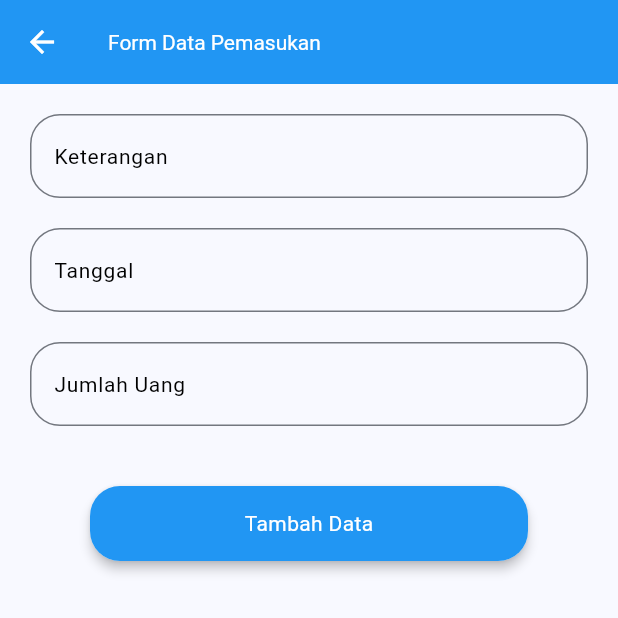
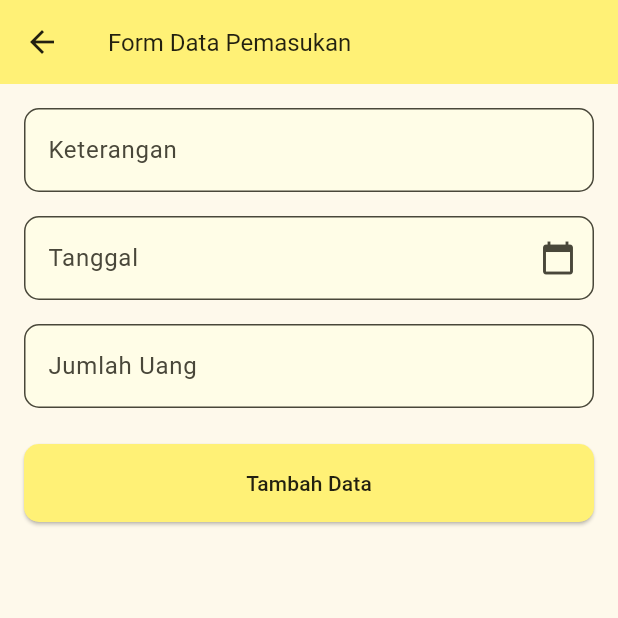
Before and after one commit to AGUN1505/apk-catatan, a Flutter app: the PageInputPemasukan screen opened directly, on a phone screen of 412 x 824 dp, the top half of it. Run offline on Flutter 3.47's test engine with Material 3 defaults, Android fonts, the phone set to English and light mode, and no system bars; our stand-ins replace sqflite; accounts and stored records are empty.

Commit message:
version 1.0

```diff
--- a/lib/model/model_database.dart
+++ b/lib/model/model_database.dart
@@ -1,11 +1,14 @@
+// Kelas ModelCatatan digunakan untuk merepresentasikan data catatan
 class ModelCatatan {
-  int? id;
-  String? title;
-  String? content;
-  String? date;
+  int? id; // ID unik catatan
+  String? title; // Judul catatan
+  String? content; // Isi catatan
+  String? date; // Tanggal catatan
 
+  // Konstruktor untuk membuat objek ModelCatatan
   ModelCatatan({this.id, this.title, this.content, this.date});
 
+  // Metode untuk mengubah objek ModelCatatan menjadi Map
   Map<String, dynamic> toMap() {
     var map = Map<String, dynamic>();
     if (id != null) {
@@ -18,6 +21,7 @@ class ModelCatatan {
     return map;
   }
 
+  // Konstruktor named untuk membuat objek ModelCatatan dari Map
   ModelCatatan.fromMap(Map<String, dynamic> map) {
     this.id = map['id'];
     this.title = map['title'];
@@ -26,13 +30,15 @@ class ModelCatatan {
   }
 }
 
+// Kelas ModelDatabase digunakan untuk merepresentasikan data transaksi keuangan
 class ModelDatabase {
-  int? id;
-  String? tipe;
-  String? keterangan;
-  String? jml_uang;
-  String? tanggal;
+  int? id; // ID unik transaksi
+  String? tipe; // Tipe transaksi (pemasukan/pengeluaran)
+  String? keterangan; // Keterangan transaksi
+  String? jml_uang; // Jumlah uang dalam transaksi
+  String? tanggal; // Tanggal transaksi
 
+  // Konstruktor untuk membuat objek ModelDatabase
   ModelDatabase({
     this.id,
     this.tipe,
@@ -41,6 +47,7 @@ class ModelDatabase {
     this.tanggal,
   });
 
+  // Metode untuk mengubah objek ModelDatabase menjadi Map
   Map<String, dynamic> toMap() {
     return {
       'id': id,
@@ -51,6 +58,7 @@ class ModelDatabase {
     };
   }
 
+  // Konstruktor factory untuk membuat objek ModelDatabase dari Map
   factory ModelDatabase.fromMap(Map<String, dynamic> map) {
     return ModelDatabase(
       id: map['id'],
--- a/lib/pemasukan/page_input_pemasukan.dart
+++ b/lib/pemasukan/page_input_pemasukan.dart
@@ -1,26 +1,33 @@
+// Import paket-paket yang diperlukan
 import 'package:flutter/material.dart';
 import 'package:CatatanKu/database/DatabaseHelper.dart';
 import 'package:CatatanKu/model/model_database.dart';
 import 'package:intl/intl.dart';
 
+// Widget StatefulWidget untuk halaman input pemasukan
 class PageInputPemasukan extends StatefulWidget {
   final ModelDatabase? modelDatabase;
 
+  // Constructor dengan parameter opsional modelDatabase
   PageInputPemasukan({this.modelDatabase});
 
   @override
   _PageInputPemasukanState createState() => _PageInputPemasukanState();
 }
 
+// State untuk PageInputPemasukan
 class _PageInputPemasukanState extends State<PageInputPemasukan> {
+  // Inisialisasi DatabaseHelper untuk operasi database
   DatabaseHelper databaseHelper = DatabaseHelper();
 
+  // Controller untuk input teks
   TextEditingController? keterangan;
   TextEditingController? tanggal;
   TextEditingController? jml_uang;
 
   @override
   void initState() {
+    // Inisialisasi controller dengan nilai dari modelDatabase jika ada
     keterangan =
         TextEditingController(text: widget.modelDatabase?.keterangan ?? '');
     tanggal = TextEditingController(text: widget.modelDatabase?.tanggal ?? '');
@@ -31,136 +38,109 @@ class _PageInputPemasukanState extends State<PageInputPemasukan> {
 
   @override
   Widget build(BuildContext context) {
-    Size size = MediaQuery.of(context).size;
-
     return Scaffold(
+      // AppBar dengan judul dan warna latar
       appBar: AppBar(
         iconTheme: IconThemeData(
-          color: Colors.white,
+          color: Colors.black87,
         ),
-        backgroundColor: Colors.blue,
         title: Text('Form Data Pemasukan',
-            style: const TextStyle(fontSize: 14, color: Colors.white)),
+            style: TextStyle(fontSize: 16, color: Colors.black87)),
       ),
+      // Body berisi ListView dengan form input
       body: ListView(
-        padding: EdgeInsets.all(20),
+        padding: EdgeInsets.all(16),
         children: [
+          // TextField untuk input keterangan
           TextField(
-            textInputAction: TextInputAction.next,
-            keyboardType: TextInputType.text,
             controller: keterangan,
             decoration: InputDecoration(
               labelText: 'Keterangan',
-                labelStyle: const TextStyle(fontSize: 14, color: Colors.black),
               border: OutlineInputBorder(
-                  borderRadius: BorderRadius.circular(20),
-                )),
+                borderRadius: BorderRadius.circular(10),
               ),
-          Padding(
-            padding: const EdgeInsets.only(
-              top: 20,
+              filled: true,
+              fillColor: Colors.yellow[50],
             ),
-            child: TextField(
-              textInputAction: TextInputAction.next,
-              keyboardType: TextInputType.datetime,
+          ),
+          SizedBox(height: 16),
+          // TextField untuk input tanggal dengan DatePicker
+          TextField(
+            controller: tanggal,
             readOnly: true,
             onTap: () async {
               DateTime? pickedDate = await showDatePicker(
+                context: context,
+                initialDate: DateTime.now(),
+                firstDate: DateTime(1900),
+                lastDate: DateTime(9999),
                 builder: (BuildContext context, Widget? child) {
                   return Theme(
-                        data: Theme.of(context).copyWith(
-                          colorScheme: const ColorScheme.light(
-                              onPrimary: Colors.white,
-                              onBackground: Colors.white),
-                          datePickerTheme: const DatePickerThemeData(
-                            headerBackgroundColor: Colors.blue,
-                            backgroundColor: Colors.white,
-                            headerForegroundColor: Colors.white,
-                            surfaceTintColor: Colors.white,
-                          ),
+                    data: ThemeData.light().copyWith(
+                      primaryColor: Colors.yellow[300],
+                      colorScheme:
+                          ColorScheme.light(primary: Colors.yellow[300]!),
+                      buttonTheme:
+                          ButtonThemeData(textTheme: ButtonTextTheme.primary),
                     ),
                     child: child!,
                   );
                 },
-                    context: context,
-                    initialDate: DateTime.now(),
-                    firstDate: DateTime(1900),
-                    lastDate: DateTime(9999));
+              );
               if (pickedDate != null) {
                 tanggal!.text = DateFormat('dd MMM yyyy').format(pickedDate);
               }
             },
-              controller: tanggal,
             decoration: InputDecoration(
               labelText: 'Tanggal',
-                  labelStyle:
-                      const TextStyle(fontSize: 14, color: Colors.black),
               border: OutlineInputBorder(
-                    borderRadius: BorderRadius.circular(20),
-                  )),
+                borderRadius: BorderRadius.circular(10),
+              ),
+              filled: true,
+              fillColor: Colors.yellow[50],
+              suffixIcon: Icon(Icons.calendar_today),
             ),
           ),
-          Padding(
-            padding: const EdgeInsets.only(
-              top: 20,
-            ),
-            child: TextField(
-              textInputAction: TextInputAction.done,
+          SizedBox(height: 16),
+          // TextField untuk input jumlah uang
+          TextField(
+            controller: jml_uang,
             keyboardType: TextInputType.number,
-              controller: jml_uang,
             decoration: InputDecoration(
               labelText: 'Jumlah Uang',
-                  labelStyle:
-                      const TextStyle(fontSize: 14, color: Colors.black),
               border: OutlineInputBorder(
-                    borderRadius: BorderRadius.circular(20),
-                  )),
+                borderRadius: BorderRadius.circular(10),
+              ),
+              filled: true,
+              fillColor: Colors.yellow[50],
+              prefixText: 'Rp ',
             ),
           ),
-          Padding(
-            padding: const EdgeInsets.all(40),
-            child: Material(
-              elevation: 3,
-              borderRadius: BorderRadius.circular(20),
-              child: Container(
-                width: size.width,
-                height: 50,
-                decoration: BoxDecoration(
-                    borderRadius: BorderRadius.circular(20),
-                    color: Colors.blue),
-                child: Material(
-                  borderRadius: BorderRadius.circular(20),
-                  color: Colors.transparent,
-                  child: InkWell(
-                    splashColor: Colors.transparent,
-                    highlightColor: Colors.transparent,
-                    onTap: () {
-                      if (keterangan!.text.toString() == '' ||
-                          tanggal!.text.toString() == '' ||
-                          jml_uang!.text.toString() == '') {
-                        const snackBar = SnackBar(
-                            content:
-                                Text("Ups, form tidak boleh ada yang kosong!"));
-                        ScaffoldMessenger.of(context).showSnackBar(snackBar);
+          SizedBox(height: 24),
+          // Tombol untuk menyimpan atau mengupdate data
+          ElevatedButton(
+            onPressed: () {
+              // Validasi input sebelum menyimpan
+              if (keterangan!.text.isEmpty ||
+                  tanggal!.text.isEmpty ||
+                  jml_uang!.text.isEmpty) {
+                ScaffoldMessenger.of(context).showSnackBar(
+                  SnackBar(content: Text("Semua field harus diisi!")),
+                );
               } else {
                 upsertData();
               }
             },
-                    child: Center(
-                      child: (widget.modelDatabase == null)
-                          ? Text(
-                              'Tambah Data',
-                              style:
-                                  TextStyle(fontSize: 14, color: Colors.white),
-                            )
-                          : Text(
-                              'Update Data',
-                              style:
-                                  TextStyle(fontSize: 14, color: Colors.white),
+            child: Text(
+              widget.modelDatabase == null ? 'Tambah Data' : 'Update Data',
+              style: TextStyle(color: Colors.black87),
             ),
-                    ),
-                  ),
-                ),
+            style: ElevatedButton.styleFrom(
+              backgroundColor: Colors.yellow[300],
+              foregroundColor: Colors.black87,
+              padding: EdgeInsets.symmetric(vertical: 16),
+              shape: RoundedRectangleBorder(
+                borderRadius: BorderRadius.circular(10),
               ),
             ),
           ),
@@ -169,9 +149,10 @@ class _PageInputPemasukanState extends State<PageInputPemasukan> {
     );
   }
 
+  // Fungsi untuk menyimpan atau mengupdate data
   Future<void> upsertData() async {
     if (widget.modelDatabase != null) {
-      //update
+      // Jika modelDatabase ada, lakukan update
       await databaseHelper.updateDataPemasukan(ModelDatabase.fromMap({
         'id': widget.modelDatabase!.id,
         'tipe': 'pemasukan',
@@ -181,7 +162,7 @@ class _PageInputPemasukanState extends State<PageInputPemasukan> {
       }));
       Navigator.pop(context, 'update');
     } else {
-      //insert
+      // Jika modelDatabase tidak ada, lakukan insert
       await databaseHelper.saveData(ModelDatabase(
         tipe: 'pemasukan',
         keterangan: keterangan!.text,
```
Also changed, not shown: lib/catatan/detailcatatan.dart (+18 -10 lines), lib/catatan/page_catatan.dart (+21 -4 lines), lib/database/DatabaseHelper.dart (+21 -14 lines), lib/database/DatabaseHelper2.dart (+14 -0 lines), lib/decoration/format_rupiah.dart (+8 -3 lines), lib/main.dart (+20 -8 lines), lib/pemasukan/page_pemasukan.dart (+18 -6 lines), lib/pengeluaran/page_input_pengeluaran.dart (+68 -87 lines), lib/pengeluaran/page_pengeluaran.dart (+22 -10 lines). Lines whose indentation alone changed are shown as unchanged.
